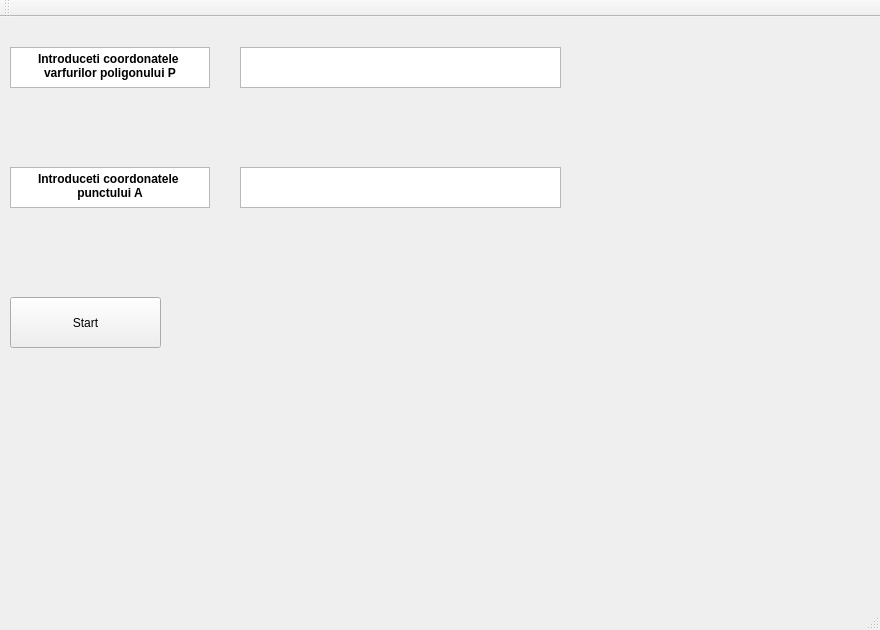
First picture: the form in GCPolygonTri/GCPolygonTri.ui, repository rares-munteanu/GeometrieComputationala, before the edit.
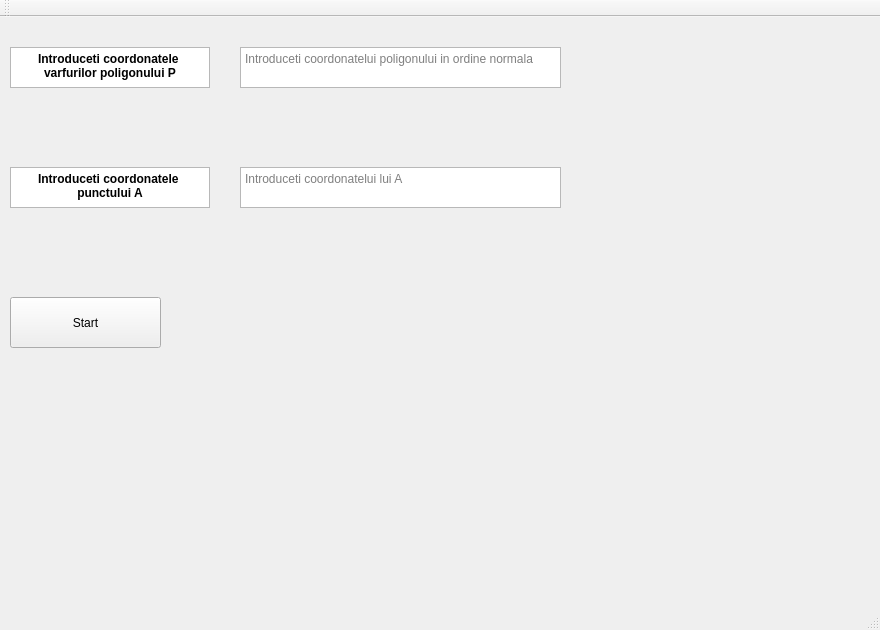
Second picture: the form after the edit.

```diff
--- a/GCPolygonTri/GCPolygonTri.ui
+++ b/GCPolygonTri/GCPolygonTri.ui
@@ -51,6 +51,15 @@
     <property name="mouseTracking">
      <bool>false</bool>
     </property>
+    <property name="toolTip">
+     <string>&lt;html&gt;&lt;head/&gt;&lt;body&gt;&lt;p&gt;&lt;br/&gt;&lt;/p&gt;&lt;/body&gt;&lt;/html&gt;</string>
+    </property>
+    <property name="tabChangesFocus">
+     <bool>true</bool>
+    </property>
+    <property name="placeholderText">
+     <string>Introduceti coordonatelui poligonului in ordine normala</string>
+    </property>
    </widget>
    <widget class="QTextEdit" name="textEdit_2">
     <property name="geometry">
@@ -61,6 +70,15 @@
       <height>41</height>
      </rect>
     </property>
+    <property name="sizeAdjustPolicy">
+     <enum>QAbstractScrollArea::AdjustToContents</enum>
+    </property>
+    <property name="tabChangesFocus">
+     <bool>true</bool>
+    </property>
+    <property name="placeholderText">
+     <string>Introduceti coordonatelui lui A</string>
+    </property>
    </widget>
    <widget class="QTextBrowser" name="textBrowser">
     <property name="geometry">
```
Left out of the diff: 6 changed lines with no effect on the pictures.
